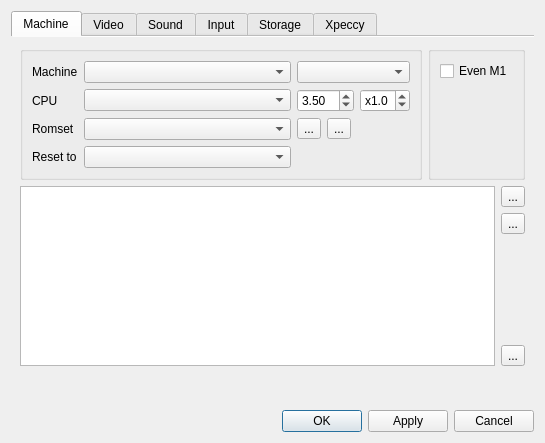
samstyle/Xpeccy, file ui/setupwin.ui: the form before one commit.
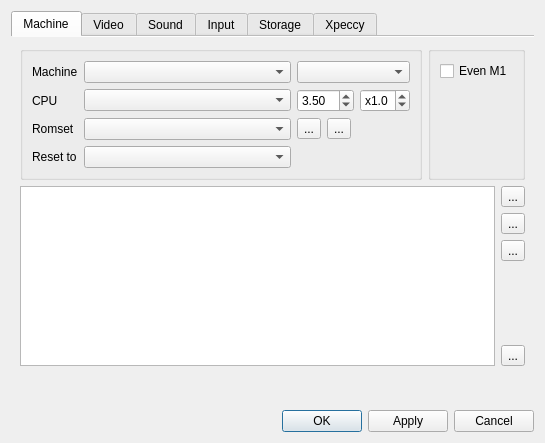
The form after the commit. Icons and pictures are not drawn. Custom widgets are drawn as their Qt base class.

Commit message: build 20181115 [+] Romsets presets

```diff
--- a/ui/setupwin.ui
+++ b/ui/setupwin.ui
@@ -325,6 +325,17 @@
                </property>
               </widget>
              </item>
+             <item>
+              <widget class="QToolButton" name="tbPreset">
+               <property name="text">
+                <string>...</string>
+               </property>
+               <property name="icon">
+                <iconset resource="../xpeccy.qrc">
+                 <normaloff>:/images/lamp.png</normaloff>:/images/lamp.png</iconset>
+               </property>
+              </widget>
+             </item>
              <item>
               <spacer name="verticalSpacer_13">
                <property name="orientation">
```
The commit also changes 5 other files.
